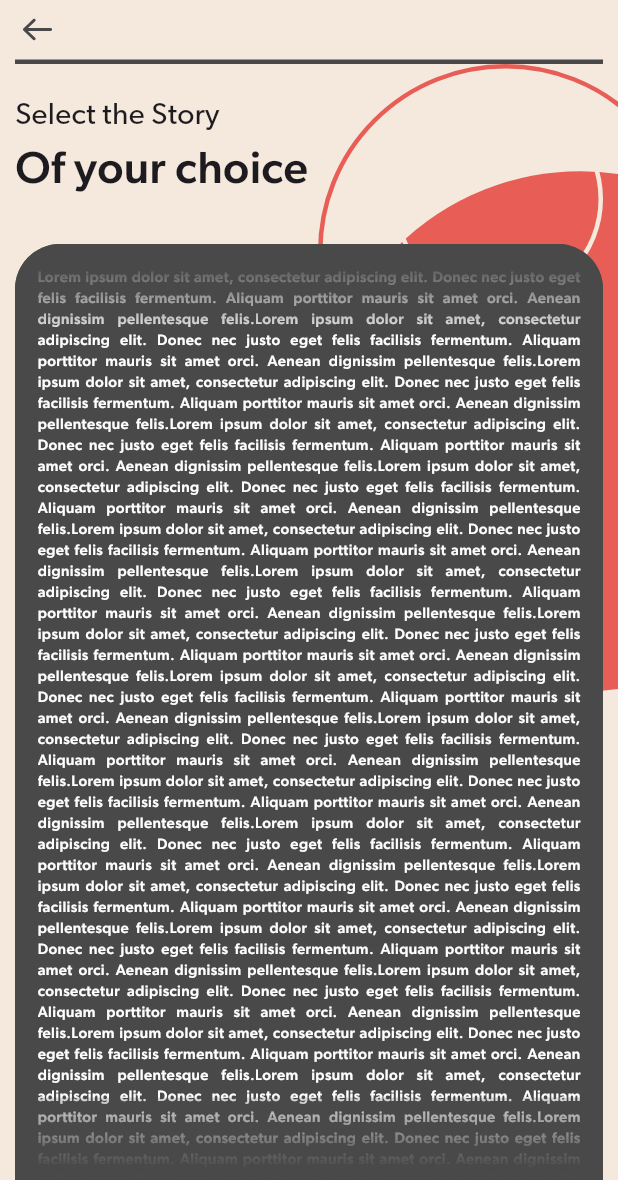
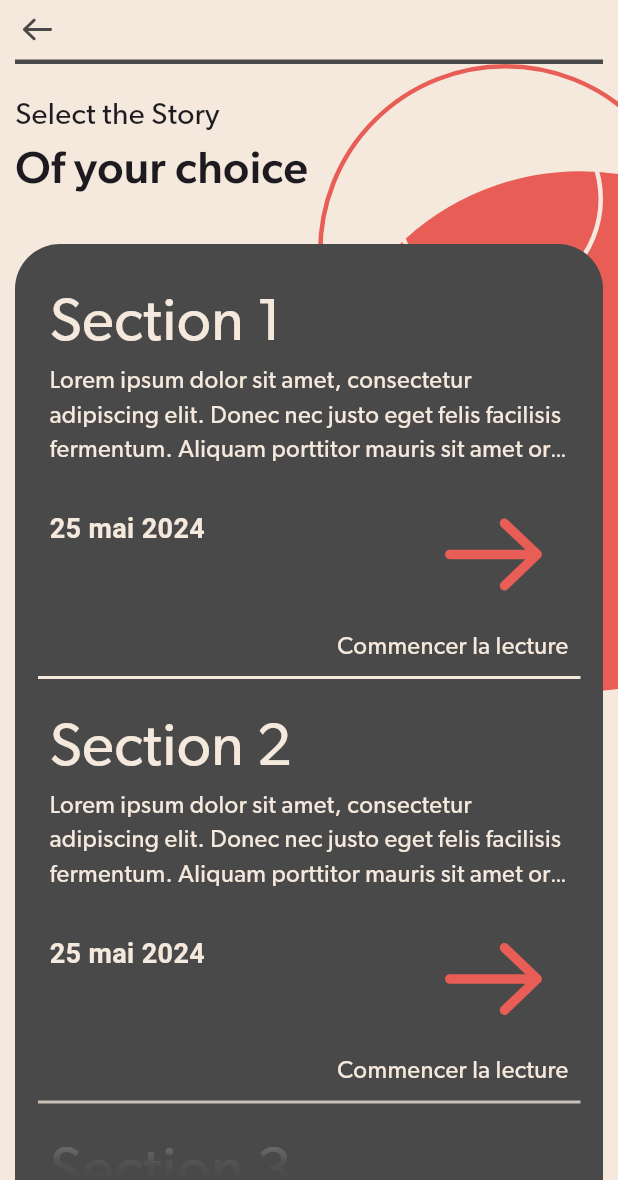
Before and after one commit to c3k4ah/ereader, a Flutter app: the screen it shows after launch, on a phone screen of 412 x 824 dp, the part 56-1236 px from its top. Run offline on Flutter 3.47's test engine with Material 3 defaults, Android fonts, the phone set to English and light mode, and no system bars; our stand-ins replace auto_route, equatable, flutter_svg.

Commit message:
[ADD] section widget & entity

```diff
--- /dev/null
+++ b/lib/core/extension/date_extension.dart
@@ -0,0 +1,7 @@
+import 'package:intl/intl.dart';
+
+extension DateTimeExtension on DateTime {
+  String get formatToHuman {
+    return DateFormat('d MMMM yyyy', 'fr').format(this);
+  }
+}
--- /dev/null
+++ b/lib/core/widgets/over_transparency.dart
@@ -0,0 +1,31 @@
+import 'package:flutter/widgets.dart';
+
+Widget overTransparency({
+  required Color color,
+  required bool isReverse,
+}) {
+  List<Color> colors = [
+    color.withOpacity(0.2),
+    color.withOpacity(0.4),
+    color.withOpacity(0.6),
+    color.withOpacity(0.8),
+    color.withOpacity(0.95),
+    color,
+  ];
+  return Container(
+    height: 55,
+    decoration: BoxDecoration(
+      borderRadius: isReverse
+          ? const BorderRadius.only(
+              topLeft: Radius.circular(30),
+              topRight: Radius.circular(30),
+            )
+          : null,
+      gradient: LinearGradient(
+        colors: isReverse ? colors.reversed.toList() : colors,
+        begin: Alignment.topCenter,
+        end: Alignment.bottomCenter,
+      ),
+    ),
+  );
+}
--- a/lib/core/widgets/svg_widget.dart
+++ b/lib/core/widgets/svg_widget.dart
@@ -12,6 +12,7 @@ Widget customSVG({
     path,
     width: width,
     height: height,
+    fit: BoxFit.contain,
     colorFilter: color != null
         ? ColorFilter.mode(
             color,
--- /dev/null
+++ b/lib/features/section/domain/entities/section_entity.dart
@@ -0,0 +1,23 @@
+import 'package:equatable/equatable.dart';
+
+class SectionEntity extends Equatable {
+  const SectionEntity({
+    required this.id,
+    required this.title,
+    required this.description,
+    required this.date,
+  });
+
+  final String id;
+  final String title;
+  final String description;
+  final DateTime date;
+
+  @override
+  List<Object?> get props => [
+        id,
+        title,
+        description,
+        date,
+      ];
+}
--- a/lib/features/section/presentation/pages/section_screen.dart
+++ b/lib/features/section/presentation/pages/section_screen.dart
@@ -4,6 +4,9 @@ import 'package:flutter/material.dart';
 import '../../../../core/theme/custom_colors.dart';
 import '../../../../core/widgets/app_bar.dart';
 import '../../../../core/widgets/scafold_background.dart';
+import '../../../../core/widgets/over_transparency.dart';
+import '../../domain/entities/section_entity.dart';
+import '../widgets/section_item_widget.dart';
 
 String loremIpsum =
     'Lorem ipsum dolor sit amet, consectetur adipiscing elit. Donec nec justo eget felis facilisis fermentum. Aliquam porttitor mauris sit amet orci. Aenean dignissim pellentesque felis.';
@@ -46,37 +49,23 @@ class SectionPage extends StatelessWidget {
                       padding: const EdgeInsets.all(15).copyWith(bottom: 0),
                       height: MediaQuery.sizeOf(context).height,
                       width: MediaQuery.sizeOf(context).width,
-                      child: SingleChildScrollView(
+                      child: ListView.builder(
+                        itemCount: sectionList.length,
                         physics: const BouncingScrollPhysics(),
-                        child: Text(
-                          (loremIpsum * 20),
-                          textAlign: TextAlign.justify,
-                          style: const TextStyle(
-                            color: Colors.white,
-                            fontSize: 10,
-                            fontWeight: FontWeight.w500,
-                          ),
-                        ),
+                        itemBuilder: (context, index) {
+                          SectionEntity section = sectionList[index];
+                          return SectionItemWidget(
+                            section: section,
+                            themeColor: themeColor,
+                          );
+                        },
                       ),
                     ),
                     Align(
-                      alignment: Alignment.center,
-                      child: SizedBox(
-                        height: double.infinity,
-                        width: double.infinity,
-                        child: Column(
-                          mainAxisAlignment: MainAxisAlignment.spaceBetween,
-                          children: [
-                            overTransparency(
-                              color: themeColor.secondaryColor ?? Colors.grey,
-                              isReverse: true,
-                            ),
-                            overTransparency(
-                              color: themeColor.secondaryColor ?? Colors.grey,
-                              isReverse: false,
-                            ),
-                          ],
-                        ),
+                      alignment: Alignment.bottomCenter,
+                      child: overTransparency(
+                        color: themeColor.secondaryColor ?? Colors.grey,
+                        isReverse: false,
                       ),
                     )
                   ],
@@ -84,36 +73,6 @@ class SectionPage extends StatelessWidget {
               ),
             ),
           ],
-        ),
-      ),
-    );
-  }
-
-  Widget overTransparency({
-    required Color color,
-    required bool isReverse,
-  }) {
-    List<Color> colors = [
-      color.withOpacity(0.2),
-      color.withOpacity(0.4),
-      color.withOpacity(0.6),
-      color.withOpacity(0.8),
-      color.withOpacity(0.95),
-      color,
-    ];
-    return Container(
-      height: 55,
-      decoration: BoxDecoration(
-        borderRadius: isReverse
-            ? const BorderRadius.only(
-                topLeft: Radius.circular(30),
-                topRight: Radius.circular(30),
-              )
-            : null,
-        gradient: LinearGradient(
-          colors: isReverse ? colors.reversed.toList() : colors,
-          begin: Alignment.topCenter,
-          end: Alignment.bottomCenter,
         ),
       ),
     );
@@ -149,3 +108,42 @@ class SectionPage extends StatelessWidget {
     );
   }
 }
+
+List<SectionEntity> sectionList = [
+  SectionEntity(
+    id: '1',
+    title: 'Section 1',
+    description: (loremIpsum * 10),
+    date: DateTime.now(),
+  ),
+  SectionEntity(
+    id: '2',
+    title: 'Section 2',
+    description: (loremIpsum * 10),
+    date: DateTime.now(),
+  ),
+  SectionEntity(
+    id: '3',
+    title: 'Section 3',
+    description: (loremIpsum * 10),
+    date: DateTime.now(),
+  ),
+  SectionEntity(
+    id: '4',
+    title: 'Section 4',
+    description: (loremIpsum * 10),
+    date: DateTime.now(),
+  ),
+  SectionEntity(
+    id: '5',
+    title: 'Section 5',
+    description: (loremIpsum * 10),
+    date: DateTime.now(),
+  ),
+  SectionEntity(
+    id: '6',
+    title: 'Section 6',
+    description: (loremIpsum * 10),
+    date: DateTime.now(),
+  ),
+];
--- /dev/null
+++ b/lib/features/section/presentation/widgets/section_item_widget.dart
@@ -0,0 +1,92 @@
+import 'package:ereader/core/extension/date_extension.dart';
+import 'package:flutter/material.dart';
+
+import '../../../../core/theme/custom_colors.dart';
+import '../../../../core/widgets/svg_widget.dart';
+import '../../domain/entities/section_entity.dart';
+
+class SectionItemWidget extends StatelessWidget {
+  final SectionEntity section;
+  final AppColors themeColor;
+  const SectionItemWidget(
+      {super.key, required this.section, required this.themeColor});
+
+  @override
+  Widget build(BuildContext context) {
+    return Container(
+      padding: const EdgeInsets.all(8),
+      margin: const EdgeInsets.only(bottom: 8),
+      decoration: BoxDecoration(
+        color: Colors.transparent,
+        border: Border(
+          bottom: BorderSide(
+            color: themeColor.backGroundColor ?? Colors.grey,
+            width: 2,
+          ),
+        ),
+      ),
+      child: Column(
+        crossAxisAlignment: CrossAxisAlignment.start,
+        children: [
+          Text(
+            section.title,
+            style: TextStyle(
+              fontSize: 40,
+              color: themeColor.backGroundColor ?? Colors.grey,
+              fontWeight: FontWeight.normal,
+            ),
+          ),
+          Text(
+            section.description,
+            maxLines: 3,
+            overflow: TextOverflow.ellipsis,
+            style: TextStyle(
+              fontSize: 16,
+              color: themeColor.backGroundColor ?? Colors.grey,
+            ),
+          ),
+          const SizedBox(height: 8),
+          Row(
+            crossAxisAlignment: CrossAxisAlignment.start,
+            children: [
+              Padding(
+                padding: const EdgeInsets.only(top: 20),
+                child: Text(
+                  section.date.formatToHuman,
+                  style: TextStyle(
+                    fontSize: 18,
+                    color: themeColor.backGroundColor ?? Colors.grey,
+                    fontWeight: FontWeight.bold,
+                    fontFamily: 'Roboto',
+                  ),
+                ),
+              ),
+              const Spacer(),
+              Column(
+                crossAxisAlignment: CrossAxisAlignment.end,
+                children: [
+                  Transform.rotate(
+                    angle: 3.14 / 2,
+                    child: customSVG(
+                      path: 'assets/icons/arrow.svg',
+                      width: 100,
+                      height: 100,
+                      color: themeColor.primaryColor,
+                    ),
+                  ),
+                  Text(
+                    'Commencer la lecture',
+                    style: TextStyle(
+                      fontSize: 16,
+                      color: themeColor.backGroundColor ?? Colors.grey,
+                    ),
+                  ),
+                ],
+              ),
+            ],
+          )
+        ],
+      ),
+    );
+  }
+}
--- a/lib/main.dart
+++ b/lib/main.dart
@@ -1,7 +1,10 @@
 import 'package:flutter/material.dart';
+import 'package:intl/date_symbol_data_local.dart';
 
 import 'app.dart';
 
-void main() {
+Future<void> main() async {
+  await initializeDateFormatting('fr_FR', null);
+  WidgetsFlutterBinding.ensureInitialized();
   runApp(const MyApp());
 }
```
Also changed, not shown: pubspec.yaml (+11 -0 lines), pubspec.lock, 2 other files.
